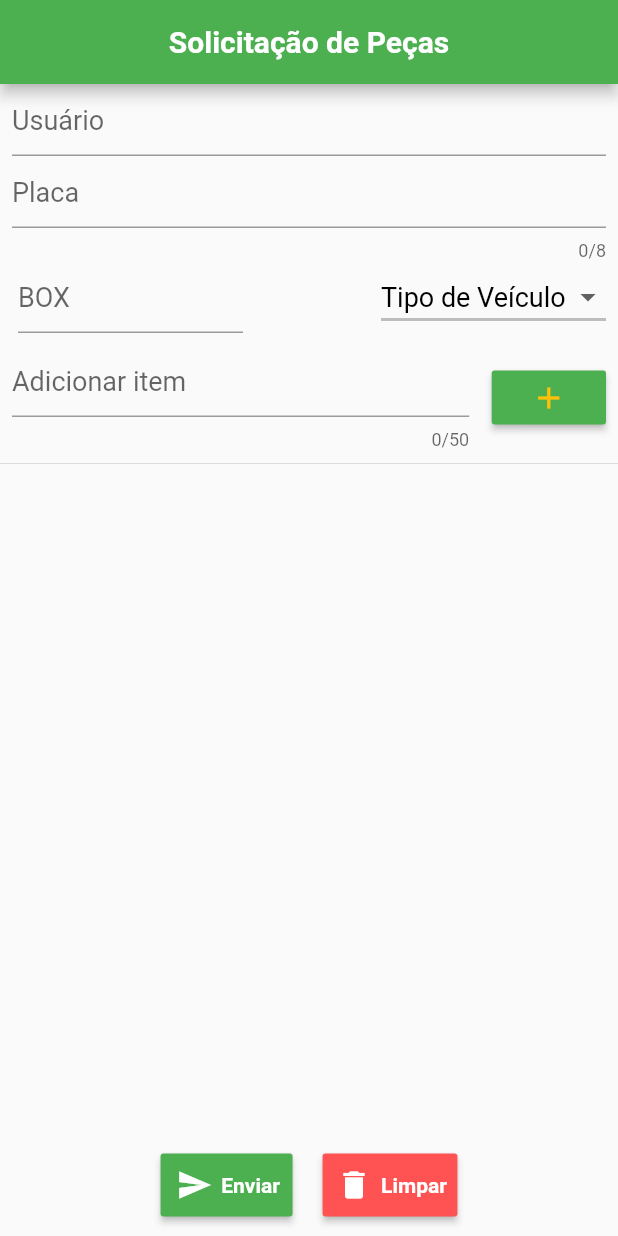
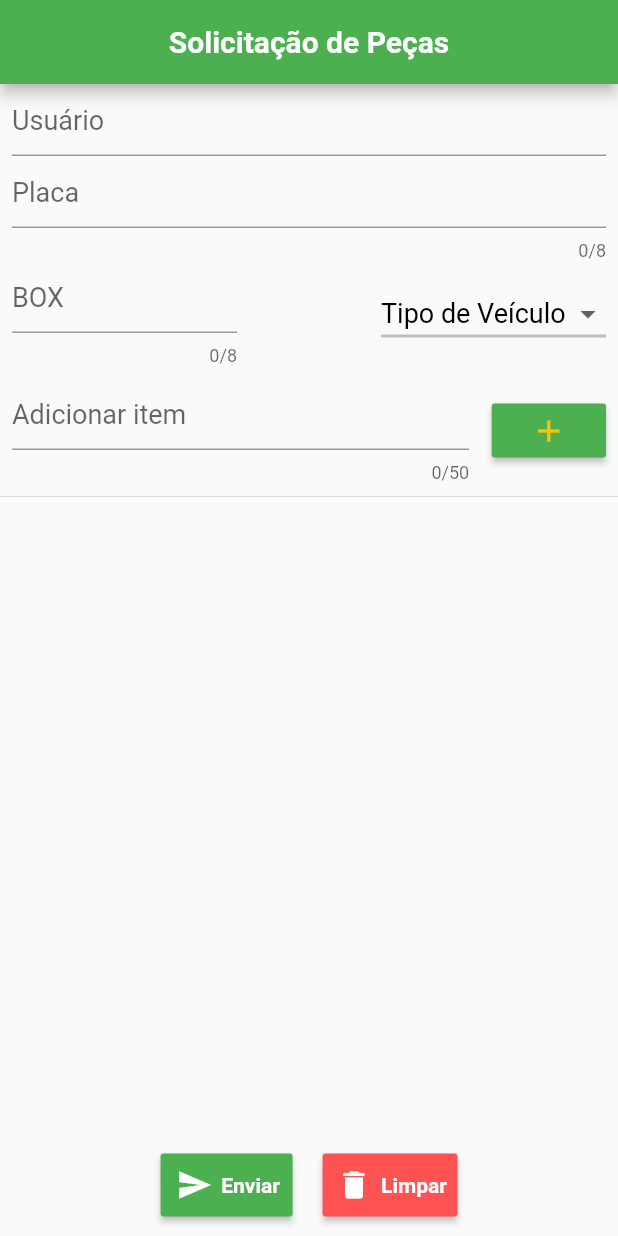
Before and after one commit to renatojabreu/sistema_pecas_2, a Flutter app: the screen it shows after launch, on a phone screen of 412 x 824 dp. Run offline on Flutter 3.47's test engine with Material 2 defaults, Android fonts, the phone set to English and light mode, and no system bars; our stand-ins replace mask_text_input_formatter, toast.

Commit message:
Certo, app sendo usado

```diff
--- a/lib/main.dart
+++ b/lib/main.dart
@@ -324,7 +324,7 @@ class _PedidosState extends State<Pedidos> with TickerProviderStateMixin {
             ),
           ),
           Padding(
-            padding: const EdgeInsets.fromLTRB(12.0, 0.0, 8.0, 0.0),
+            padding: const EdgeInsets.fromLTRB(8.0, 0.0, 8.0, 0.0),
             child: Row(
               mainAxisAlignment: MainAxisAlignment.spaceBetween,
               children: <Widget>[
@@ -337,6 +337,7 @@ class _PedidosState extends State<Pedidos> with TickerProviderStateMixin {
                         controller: _boxController,
                         keyboardType: TextInputType.number,
                         textInputAction: TextInputAction.next,
+                        maxLength: 8,
                         // onEditingComplete: () => FocusScope.of(context).requestFocus(_boxInputFocusNode),
                         style: TextStyle(
                           color: Colors.black,
```
